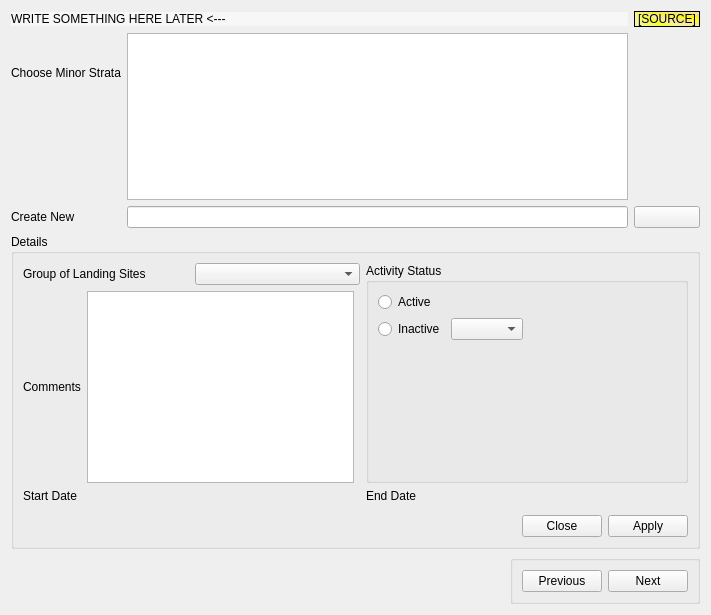
Above: app_new/frmminorstrata.ui from doublebyte1/app_solution before the change. Below: the same form after it.
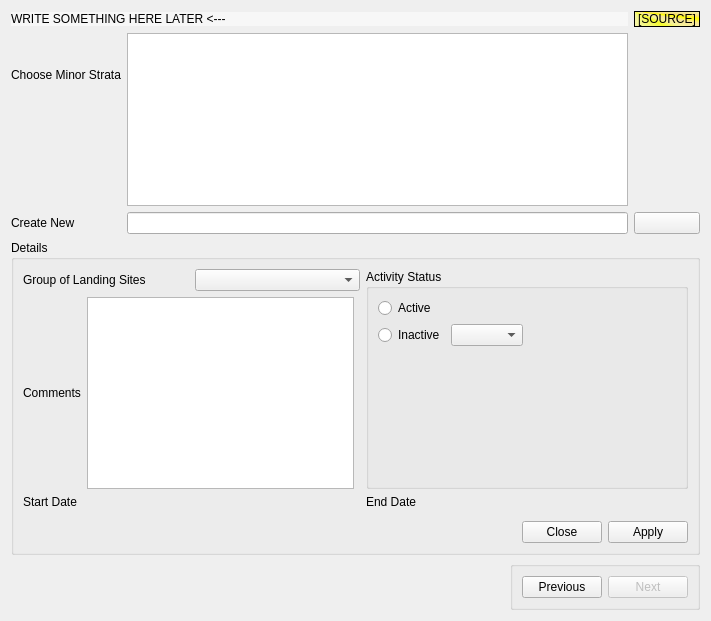
That is the form after the change. Icons and pictures are not drawn. Custom widgets are drawn as their Qt base class.

```diff
--- a/app_new/frmminorstrata.ui
+++ b/app_new/frmminorstrata.ui
@@ -7,7 +7,7 @@
     <x>0</x>
     <y>0</y>
     <width>711</width>
-    <height>615</height>
+    <height>621</height>
    </rect>
   </property>
   <property name="windowTitle">
@@ -250,6 +250,9 @@
         </item>
         <item>
          <widget class="QPushButton" name="pushNext">
+          <property name="enabled">
+           <bool>false</bool>
+          </property>
           <property name="text">
            <string>Next</string>
           </property>
```
